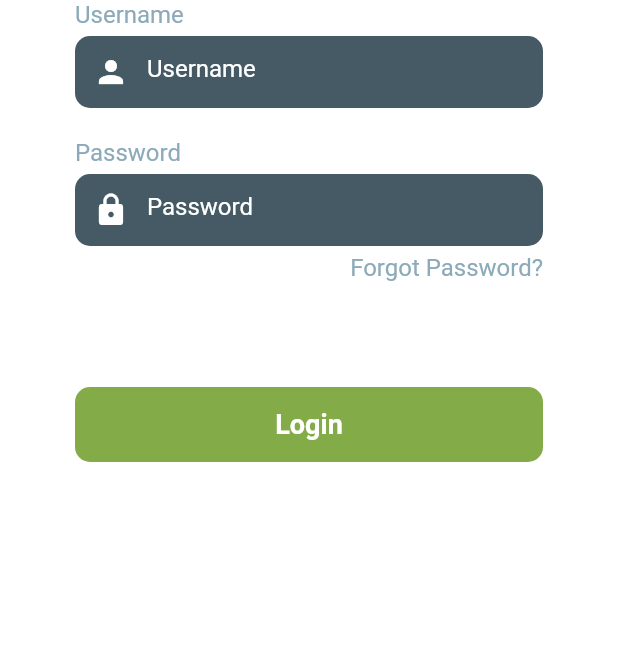
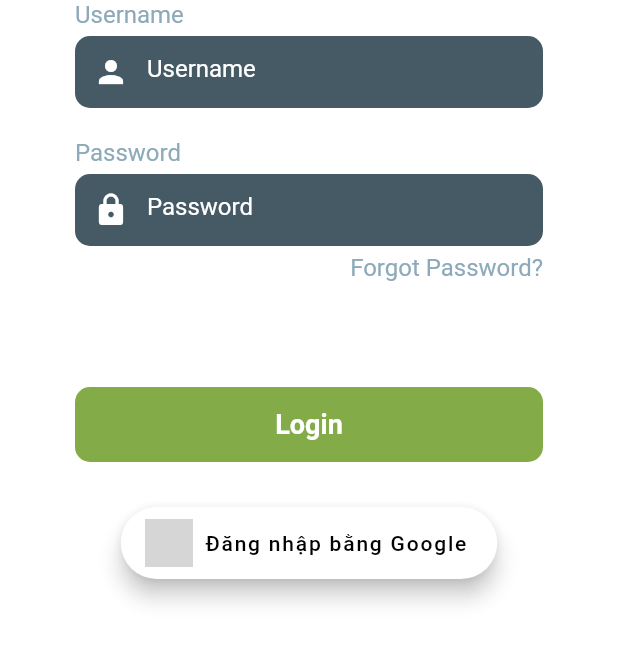
Before and after one commit to Capston-FPT-Somo-Farm-Task-Management/Mobile_Application, a Flutter app: the screen it shows after launch, on a phone screen of 412 x 824 dp, the part 412-1077 px from its top. Run offline on Flutter 3.47's test engine with Material 2 defaults, Android fonts, the light colour scheme and no system bars; our stand-ins replace date_picker_timeline, firebase_auth, firebase_core, flutter_chips_input, flutter_staggered_animations, font_awesome_flutter and 4 more; missing offline and left inert: flutter_quill; accounts and stored records are empty; network calls fail; grey boxes are pictures that could not be loaded.

Commit message:
login with gg

```diff
--- a/manager_somo_farm_task_management/lib/screens/other/login_page.dart
+++ b/manager_somo_farm_task_management/lib/screens/other/login_page.dart
@@ -1,5 +1,6 @@
 import 'package:flutter/material.dart';
 import 'package:manager_somo_farm_task_management/componets/constants.dart';
+import 'package:manager_somo_farm_task_management/services/google_authentication_service.dart';
 
 import '../manager/farm_list_page.dart';
 
@@ -123,6 +124,22 @@ class LoginPage extends StatelessWidget {
                   ),
                 ),
               ),
+              const SizedBox(height: 30.0),
+              Center(
+                child: FloatingActionButton.extended(
+                  onPressed: () {
+                    AuthService().signInWithGoogle();
+                  },
+                  icon: Image.network(
+                    'https://upload.wikimedia.org/wikipedia/commons/thumb/5/53/Google_%22G%22_Logo.svg/2048px-Google_%22G%22_Logo.svg.png',
+                    height: 32,
+                    width: 32,
+                  ),
+                  label: const Text('Đăng nhập bằng Google'),
+                  backgroundColor: Colors.white,
+                  foregroundColor: Colors.black,
+                ),
+              ),
             ],
           ),
         ),
```
